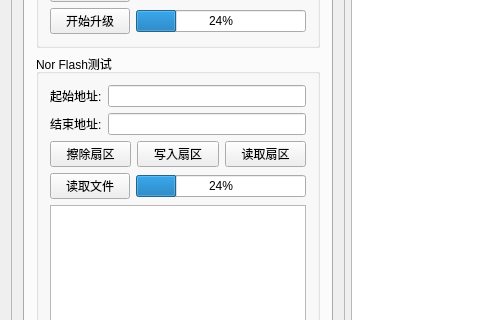
Before: the Qt Designer form mainwindow.ui in kdurant/qt_study, drawn with Qt 5; both pictures show x 0 to 480 and y 302 to 622 of the 1259 by 725 pixel window.
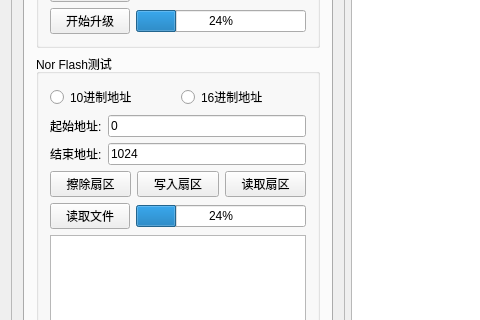
After: the same form once the commit is applied. Icons and pictures are not drawn. Custom widgets are drawn as their Qt base class.

```diff
--- a/mainwindow.ui
+++ b/mainwindow.ui
@@ -616,6 +616,24 @@
                <string>Nor Flash测试</string>
               </property>
               <layout class="QVBoxLayout" name="verticalLayout_5">
+               <item>
+                <layout class="QHBoxLayout" name="horizontalLayout_7">
+                 <item>
+                  <widget class="QRadioButton" name="rBtnDecAddr">
+                   <property name="text">
+                    <string>10进制地址</string>
+                   </property>
+                  </widget>
+                 </item>
+                 <item>
+                  <widget class="QRadioButton" name="rBtnHexAddr">
+                   <property name="text">
+                    <string>16进制地址</string>
+                   </property>
+                  </widget>
+                 </item>
+                </layout>
+               </item>
                <item>
                 <layout class="QHBoxLayout" name="horizontalLayout_4">
                  <item>
@@ -626,7 +644,11 @@
                   </widget>
                  </item>
                  <item>
-                  <widget class="QLineEdit" name="lineEdit_NorFlashStartAddr"/>
+                  <widget class="QLineEdit" name="lineEdit_NorFlashStartAddr">
+                   <property name="text">
+                    <string>0</string>
+                   </property>
+                  </widget>
                  </item>
                 </layout>
                </item>
@@ -640,7 +662,11 @@
                   </widget>
                  </item>
                  <item>
-                  <widget class="QLineEdit" name="lineEdit_NorFlashEndAddr"/>
+                  <widget class="QLineEdit" name="lineEdit_NorFlashEndAddr">
+                   <property name="text">
+                    <string>1024</string>
+                   </property>
+                  </widget>
                  </item>
                 </layout>
                </item>
```
